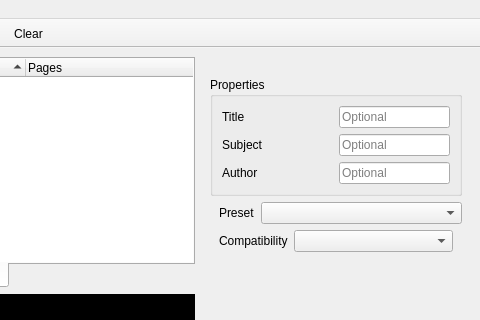
Before: the Qt Designer form assets/fusepdf.ui in nettstudio/fusepdf, drawn with Qt 5; both pictures show x 85 to 565 and y 0 to 320 of the 565 by 555 pixel window.
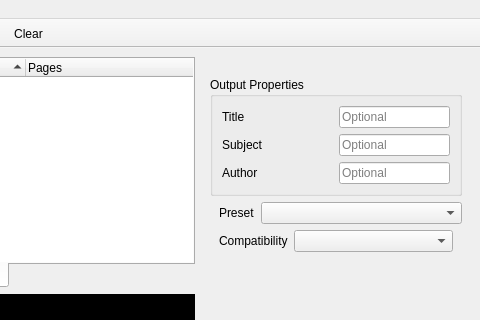
After: the same form once the commit is applied. Icons and pictures are not drawn. Custom widgets are drawn as their Qt base class.

Diff of the .ui file:
```diff
--- a/assets/fusepdf.ui
+++ b/assets/fusepdf.ui
@@ -193,7 +193,7 @@
        <item>
         <widget class="QGroupBox" name="meta">
          <property name="title">
-          <string>Properties</string>
+          <string>Output Properties</string>
          </property>
          <layout class="QVBoxLayout" name="verticalLayout_3">
           <item>
```
